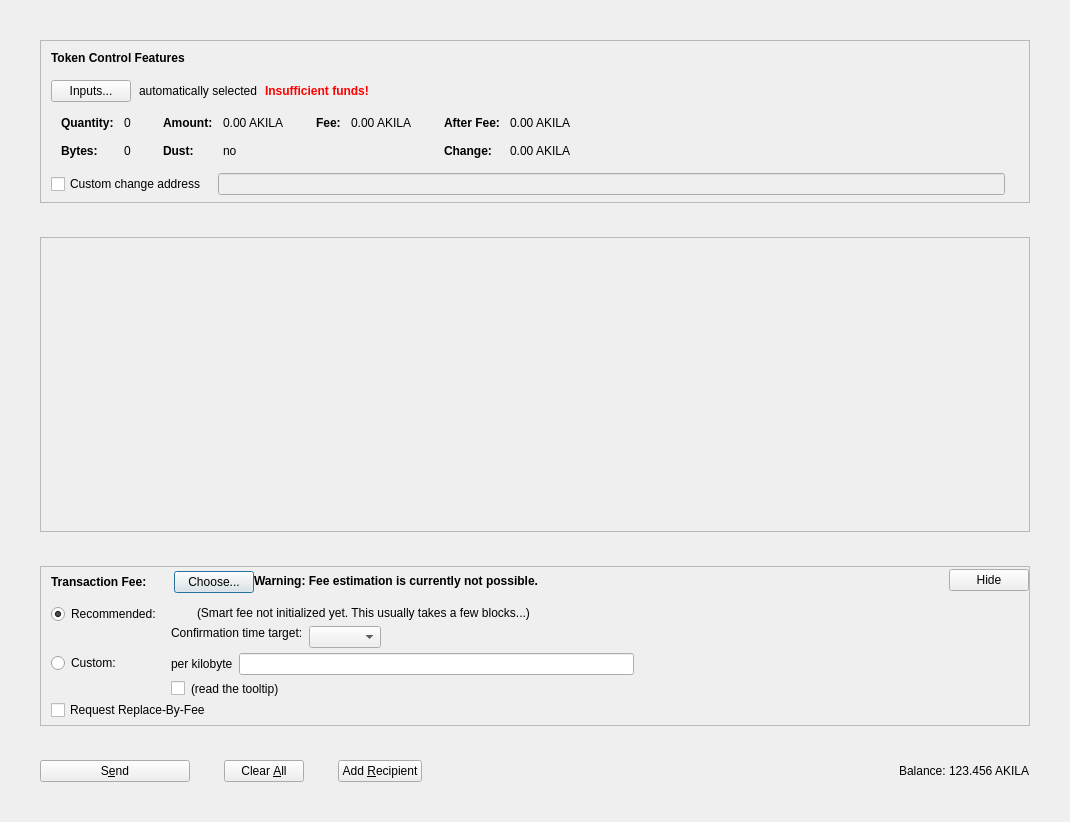
The window that src/qt/forms/tokensdialog.ui (PaladeumBlockchain/Paladeum) describes before a commit, drawn with Qt 5.
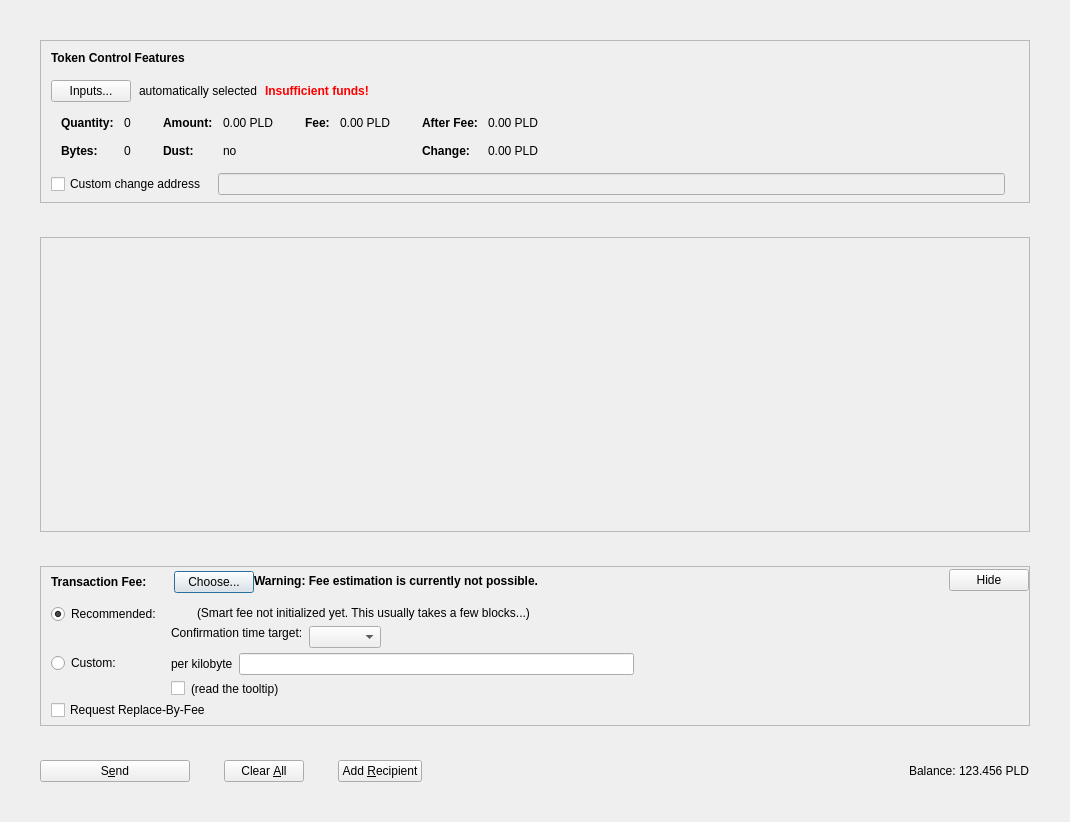
The same window after the commit. Icons and pictures are not drawn. Custom widgets are drawn as their Qt base class.

Commit message: Rename Akila -> Paladeum

Diff of the .ui file:
```diff
--- a/src/qt/forms/tokensdialog.ui
+++ b/src/qt/forms/tokensdialog.ui
@@ -350,7 +350,7 @@
                     <enum>Qt::ActionsContextMenu</enum>
                    </property>
                    <property name="text">
-                    <string notr="true">0.00 AKILA</string>
+                    <string notr="true">0.00 PLD</string>
                    </property>
                    <property name="textInteractionFlags">
                     <set>Qt::LinksAccessibleByMouse|Qt::TextSelectableByKeyboard|Qt::TextSelectableByMouse</set>
@@ -430,7 +430,7 @@
                     <enum>Qt::ActionsContextMenu</enum>
                    </property>
                    <property name="text">
-                    <string notr="true">0.00 AKILA</string>
+                    <string notr="true">0.00 PLD</string>
                    </property>
                    <property name="textInteractionFlags">
                     <set>Qt::LinksAccessibleByMouse|Qt::TextSelectableByKeyboard|Qt::TextSelectableByMouse</set>
@@ -481,7 +481,7 @@
                     <enum>Qt::ActionsContextMenu</enum>
                    </property>
                    <property name="text">
-                    <string notr="true">0.00 AKILA</string>
+                    <string notr="true">0.00 PLD</string>
                    </property>
                    <property name="textInteractionFlags">
                     <set>Qt::LinksAccessibleByMouse|Qt::TextSelectableByKeyboard|Qt::TextSelectableByMouse</set>
@@ -510,7 +510,7 @@
                     <enum>Qt::ActionsContextMenu</enum>
                    </property>
                    <property name="text">
-                    <string notr="true">0.00 AKILA</string>
+                    <string notr="true">0.00 PLD</string>
                    </property>
                    <property name="textInteractionFlags">
                     <set>Qt::LinksAccessibleByMouse|Qt::TextSelectableByKeyboard|Qt::TextSelectableByMouse</set>
@@ -1273,7 +1273,7 @@
             <cursorShape>IBeamCursor</cursorShape>
            </property>
            <property name="text">
-            <string notr="true">123.456 AKILA</string>
+            <string notr="true">123.456 PLD</string>
            </property>
            <property name="textInteractionFlags">
             <set>Qt::LinksAccessibleByMouse|Qt::TextSelectableByKeyboard|Qt::TextSelectableByMouse</set>
```
Left out of the diff: 18 changed lines with no effect on the pictures. The commit also changes 1091 other files.
